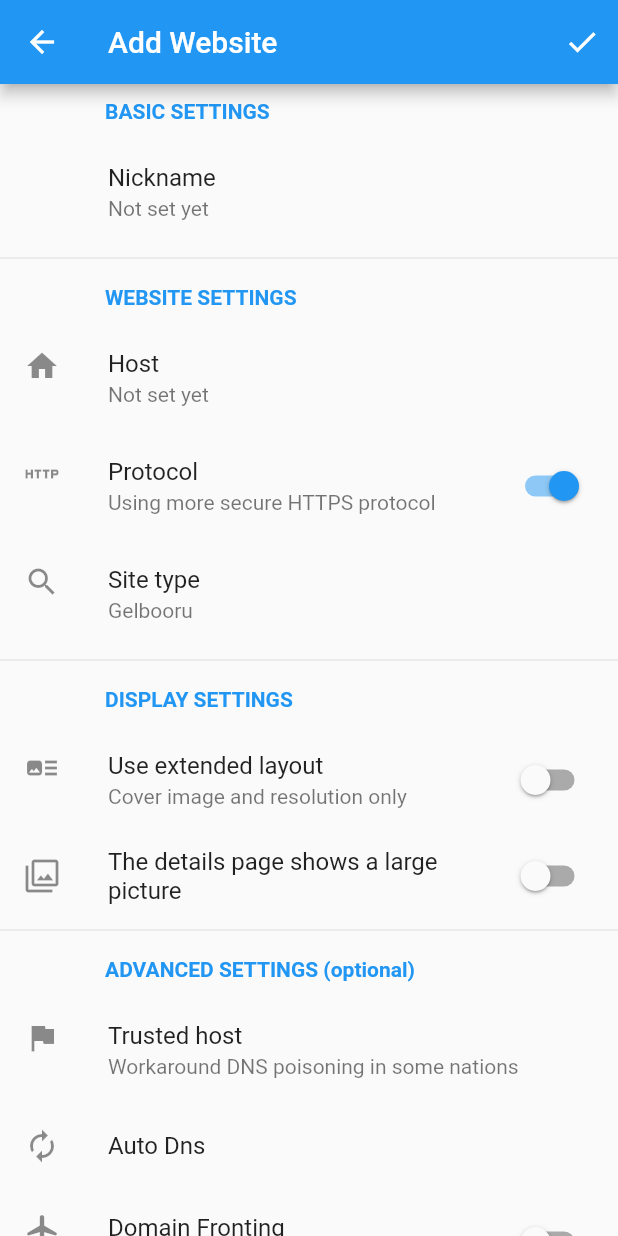
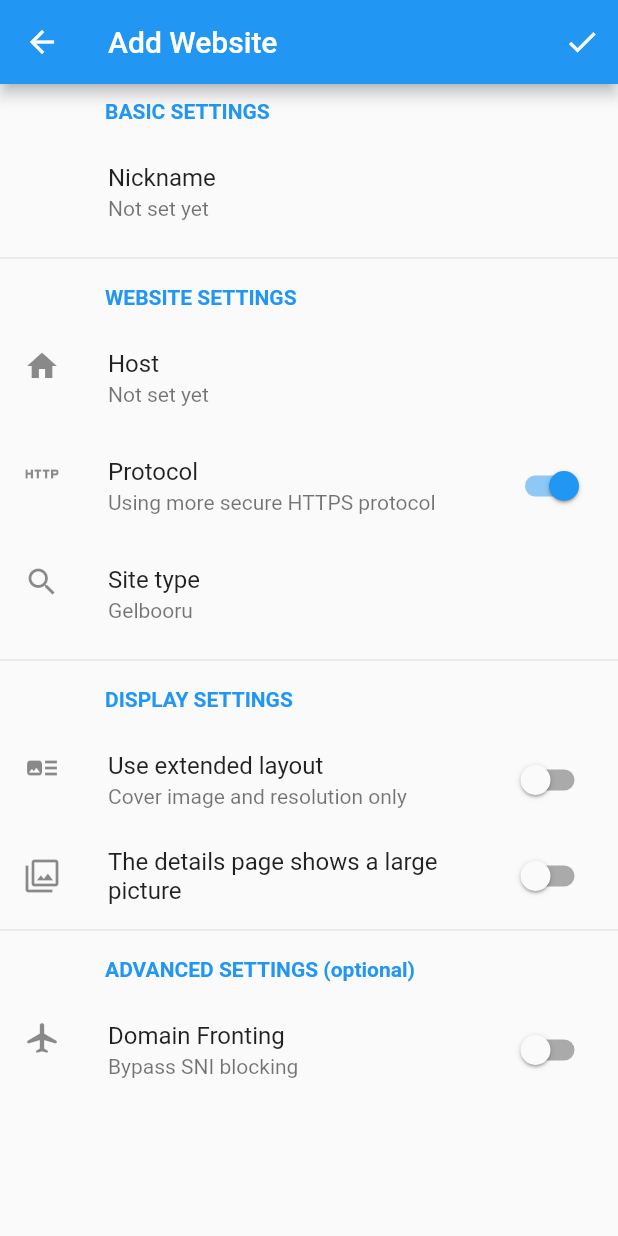
Before and after one commit to simonkimi/CatPic, a Flutter app: the WebsiteAddPage screen opened by its route, on a phone screen of 412 x 824 dp. Run offline on Flutter 3.47's test engine with Material 2 defaults, Android fonts, the phone set to English and light mode, and no system bars; our stand-ins replace bot_toast, dio, event_bus, floor, flutter_mobx, flutter_slidable and 3 more; accounts and stored records are empty; generated files the repository leaves out were written again.

Commit message:
修改sni的模式

```diff
--- a/lib/data/database/entity/website_entity.dart
+++ b/lib/data/database/entity/website_entity.dart
@@ -22,7 +22,7 @@ class WebsiteEntity {
   final int protocol;
   final int type;
 
-  final String trustHost;
+  final bool useHostList;
   final bool useDomainFronting;
 
   final String cookies;
@@ -38,7 +38,7 @@ class WebsiteEntity {
     @required this.host,
     @required this.protocol,
     @required this.type,
-    @required this.trustHost,
+    @required this.useHostList,
     @required this.useDomainFronting,
     @required this.extendLayout,
     @required this.displayOriginal,
--- a/lib/l10n/intl_en.arb
+++ b/lib/l10n/intl_en.arb
@@ -13,10 +13,9 @@
   "protocol_https": "Using more secure HTTPS protocol",
   "site_type": "Site type",
   "advanced_settings": "ADVANCED SETTINGS (optional)",
-  "trusted_host": "Trusted host",
-  "trusted_host_auto": "Auto Dns",
+  "use_host_list": "Use custom host list",
   "trusted_host_auto_failed": "Get trusted host failed",
-  "trusted_host_desc": "Workaround DNS poisoning in some nations",
+  "use_host_list_desc": "Workaround DNS poisoning in some nations",
   "domain_fronting": "Domain Fronting",
   "domain_fronting_desc": "Bypass SNI blocking",
   "display_setting": "DISPLAY SETTINGS",
--- a/lib/l10n/intl_zh_CN.arb
+++ b/lib/l10n/intl_zh_CN.arb
@@ -13,10 +13,9 @@
   "protocol_https": "使用更安全的HTTPS协议",
   "site_type": "站点类型",
   "advanced_settings": "高级设置(可选)",
-  "trusted_host": "信任主机地址",
-  "trusted_host_auto": "自动Dns",
+  "use_host_list": "使用自定义主机列表",
   "trusted_host_auto_failed": "获取主机地址失败",
-  "trusted_host_desc": "解决某些地区的 DNS 污染问题",
+  "use_host_list_desc": "解决某些地区的 DNS 污染问题",
   "domain_fronting": "域前置",
   "domain_fronting_desc": "绕过 SNI 封锁",
   "display_setting": "显示设置",
--- a/lib/ui/pages/host_manager_page/host_manager_page.dart
+++ b/lib/ui/pages/host_manager_page/host_manager_page.dart
@@ -150,7 +150,6 @@ class _HostManagerPageState extends State<HostManagerPage> {
         });
   }
 
-
   bool saveHost({String host, String ip, bool useSni}) {
     if (host.isEmpty || ip.isEmpty) {
       BotToast.showText(text: S.of(context).host_empty);
--- a/lib/ui/pages/website_add_page/website_add_page.dart
+++ b/lib/ui/pages/website_add_page/website_add_page.dart
@@ -27,7 +27,7 @@ class _WebsiteAddPageState extends State<WebsiteAddPage>
     websiteHost = '';
     protocol = WebsiteProtocol.HTTPS.index;
     websiteType = WebsiteType.GELBOORU.index;
-    trustHost = '';
+    useHostList = false;
     domainFronting = false;
     extendLayout = false;
     displayOriginal = false;
@@ -194,37 +194,7 @@ class _WebsiteAddPageState extends State<WebsiteAddPage>
   List<Widget> buildAdvanceSetting() {
     return [
       SummaryTile(S.of(context).advanced_settings),
-      TextInputTile(
-        leading: Icon(Icons.flag),
-        title: Text(S.of(context).trusted_host),
-        defaultValue: trustHost,
-        subtitle: Text(
-            trustHost.isEmpty ? S.of(context).trusted_host_desc : trustHost),
-        onChanged: (value) {
-          setState(() {
-            trustHost = value;
-          });
-        },
-      ),
-      ListTile(
-        leading: Icon(Icons.autorenew_sharp),
-        title: Text(S.of(context).trusted_host_auto),
-        onTap: () {
-          if (websiteHost.isNotEmpty) {
-            var cancelFunc = BotToast.showLoading();
-            getTrustHost(websiteHost).then((value) {
-              cancelFunc();
-              if (value.isNotEmpty) {
-                setState(() {
-                  trustHost = value;
-                });
-              } else {
-                BotToast.showText(text: S.of(context).trusted_host_auto_failed);
-              }
-            });
-          }
-        },
-      ),
+      // TODO 添加Host设置
       SwitchListTile(
         title: Text(S.of(context).domain_fronting),
         subtitle: Text(S.of(context).domain_fronting_desc),
@@ -245,8 +215,8 @@ mixin _WebsiteAddPageMixin<T extends StatefulWidget> on State<T> {
   String websiteHost;
   int protocol;
   int websiteType;
-  String trustHost;
   bool domainFronting;
+  bool useHostList;
 
   bool extendLayout;
   bool displayOriginal;
@@ -261,7 +231,7 @@ mixin _WebsiteAddPageMixin<T extends StatefulWidget> on State<T> {
       host: websiteHost,
       name: websiteName,
       protocol: protocol,
-      trustHost: trustHost,
+      useHostList: useHostList,
       type: websiteType,
       useDomainFronting: domainFronting,
       favicon: Uint8List.fromList([]),
@@ -271,8 +241,6 @@ mixin _WebsiteAddPageMixin<T extends StatefulWidget> on State<T> {
     getFavicon(
       host: websiteHost,
       protocol: protocol,
-      trustHost: trustHost,
-      sni: domainFronting,
     ).then((favicon) {
       websiteDao.getById(id).then((e) {
         e.favicon = favicon;
```
Also changed, not shown: lib/network/client/dio_builder.dart (+11 -10 lines), lib/generated/intl/messages_en.dart, lib/generated/intl/messages_zh_CN.dart, lib/generated/l10n.dart.
